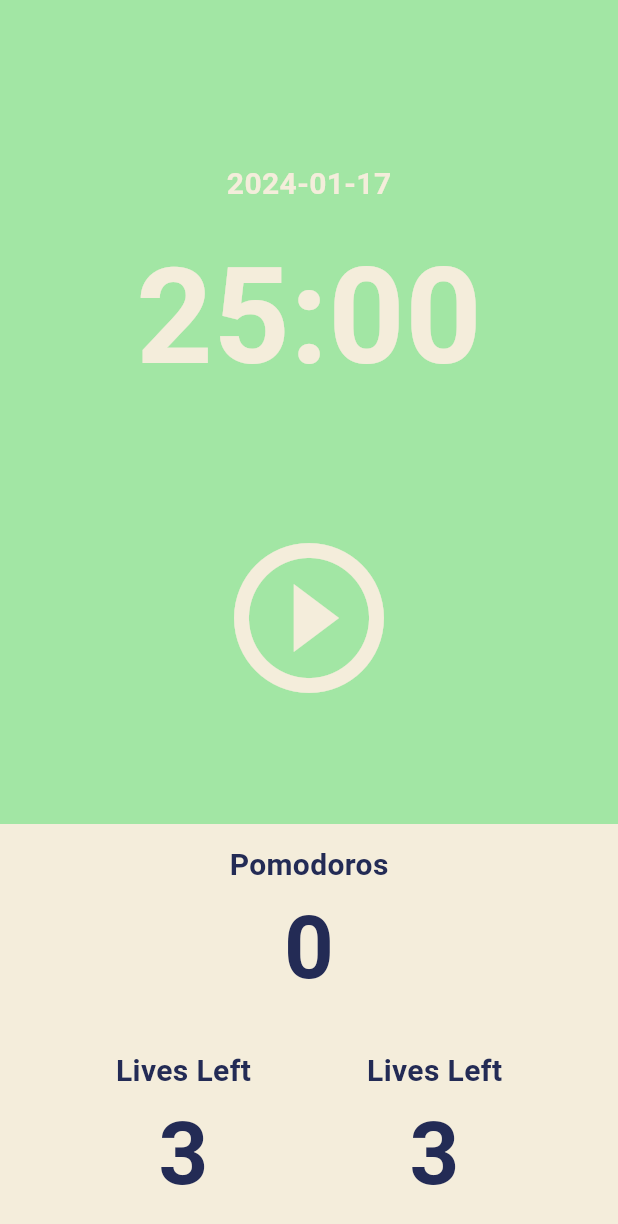
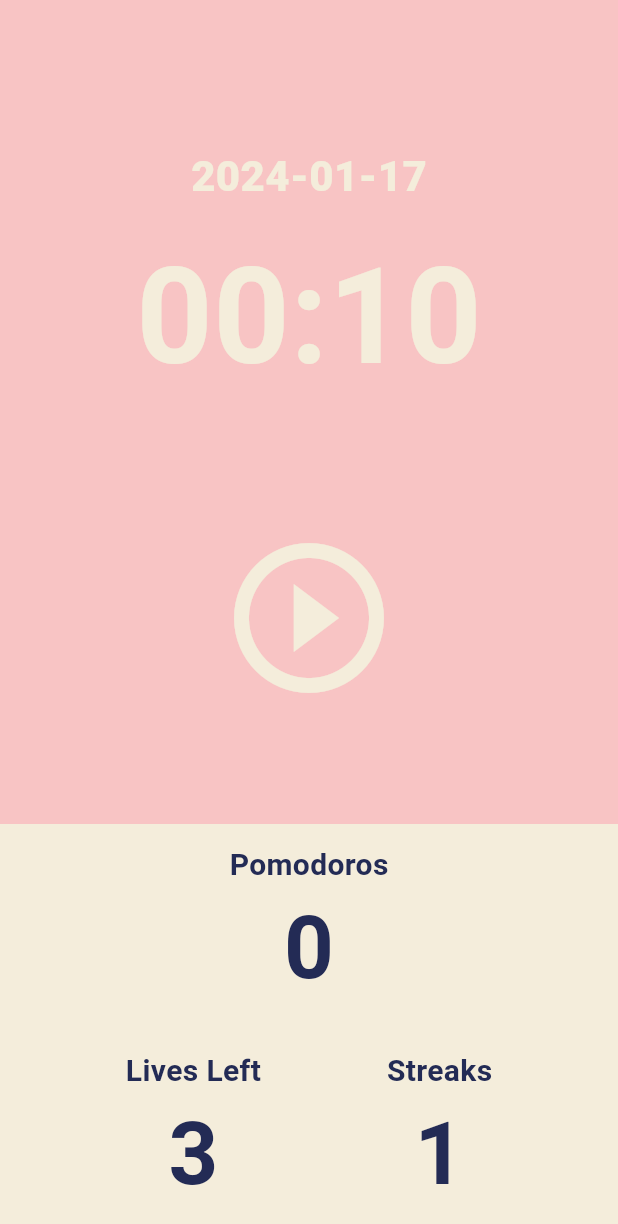
Before and after one commit to chaeyeonlee07/flutter-experimentation, a Flutter app: the screen it shows after launch, on a phone screen of 412 x 824 dp. Shown: the top 1224 px of the screen. Run offline on Flutter 3.47's test engine with Material 3 defaults, Android fonts, the phone set to English and light mode, and no system bars.

Commit message:
changing the background as the progress goes and displaying success! message

```diff
--- a/pomodoro/pomodoro/lib/screens/home_screen.dart
+++ b/pomodoro/pomodoro/lib/screens/home_screen.dart
@@ -10,7 +10,7 @@ class HomeScreen extends StatefulWidget {
 }
 
 class _HomeScreenState extends State<HomeScreen> {
-  static const twentyFiveMinutes = 1500;
+  static const twentyFiveMinutes = 10;
   static const totalLives = 3;
   int totalSeconds = twentyFiveMinutes;
   late Timer timer;
@@ -18,6 +18,8 @@ class _HomeScreenState extends State<HomeScreen> {
   bool isAlive = true;
   int totalPomodoros = 0;
   int totalLivesofDay = totalLives;
+  int streaks = 1;
+  bool isSuccess = false;
   String today = "";
 
   @override
@@ -32,6 +34,7 @@ class _HomeScreenState extends State<HomeScreen> {
         totalPomodoros = totalPomodoros + 1;
         totalSeconds = twentyFiveMinutes;
         isRunning = false;
+        isSuccess = true;
       });
       timer.cancel();
     } else {
@@ -61,6 +64,7 @@ class _HomeScreenState extends State<HomeScreen> {
     );
     setState(() {
       isRunning = true;
+      isSuccess = false;
     });
   }
 
@@ -71,6 +75,7 @@ class _HomeScreenState extends State<HomeScreen> {
       builder: (BuildContext context) {
         return AlertDialog(
           title: const Text("Asking You Once Again"),
+          backgroundColor: const Color.fromARGB(255, 239, 225, 153),
           content: const Text("Do you really want to pause the timer?"),
           actions: <Widget>[
             TextButton(
@@ -110,10 +115,12 @@ class _HomeScreenState extends State<HomeScreen> {
 
   @override
   Widget build(BuildContext context) {
+    double progress = (twentyFiveMinutes - totalSeconds) / twentyFiveMinutes;
+    Color startColor = const Color(0xFFF8C4C4);
+    Color endColor = const Color(0xFFF08080);
+    Color currentColor = Color.lerp(startColor, endColor, progress)!;
     return Scaffold(
-      backgroundColor: isAlive
-          ? const Color.fromARGB(255, 162, 230, 164)
-          : Theme.of(context).colorScheme.background,
+      backgroundColor: currentColor,
       body: Column(
         children: [
           Flexible(
@@ -124,8 +131,8 @@ class _HomeScreenState extends State<HomeScreen> {
                 today,
                 style: TextStyle(
                     color: Theme.of(context).cardColor,
-                    fontSize: 20,
-                    fontWeight: FontWeight.w600),
+                    fontSize: 28,
+                    fontWeight: FontWeight.w800),
               ),
             ),
           ),
@@ -133,7 +140,16 @@ class _HomeScreenState extends State<HomeScreen> {
             flex: 1,
             child: Container(
               alignment: Alignment.bottomCenter,
-              child: Text(
+              child: isSuccess
+                  ? const Text(
+                      'Success!',
+                      style: TextStyle(
+                        fontSize: 70,
+                        fontWeight: FontWeight.bold,
+                        color: Color.fromARGB(255, 238, 119, 119),
+                      ),
+                    )
+                  : Text(
                       format(totalSeconds),
                       style: TextStyle(
                           color: Theme.of(context).cardColor,
@@ -235,7 +251,7 @@ class _HomeScreenState extends State<HomeScreen> {
                           mainAxisAlignment: MainAxisAlignment.center,
                           children: [
                             Text(
-                              'Lives Left',
+                              'Streaks',
                               style: TextStyle(
                                   fontSize: 20,
                                   fontWeight: FontWeight.w600,
@@ -245,7 +261,7 @@ class _HomeScreenState extends State<HomeScreen> {
                                       .color),
                             ),
                             Text(
-                              '$totalLivesofDay',
+                              '$streaks',
                               style: TextStyle(
                                   fontSize: 58,
                                   fontWeight: FontWeight.w600,
```
Lines whose indentation alone changed are shown as unchanged.
